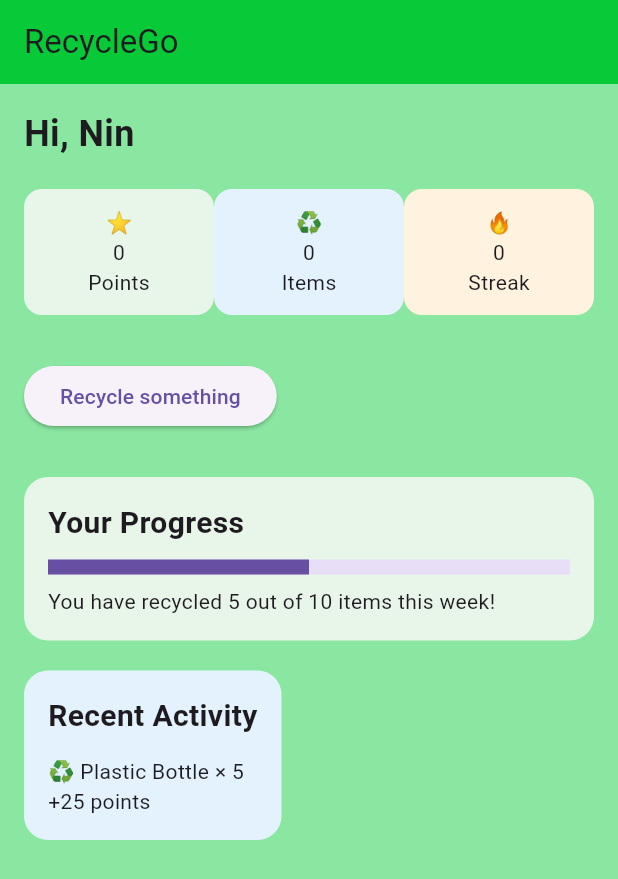
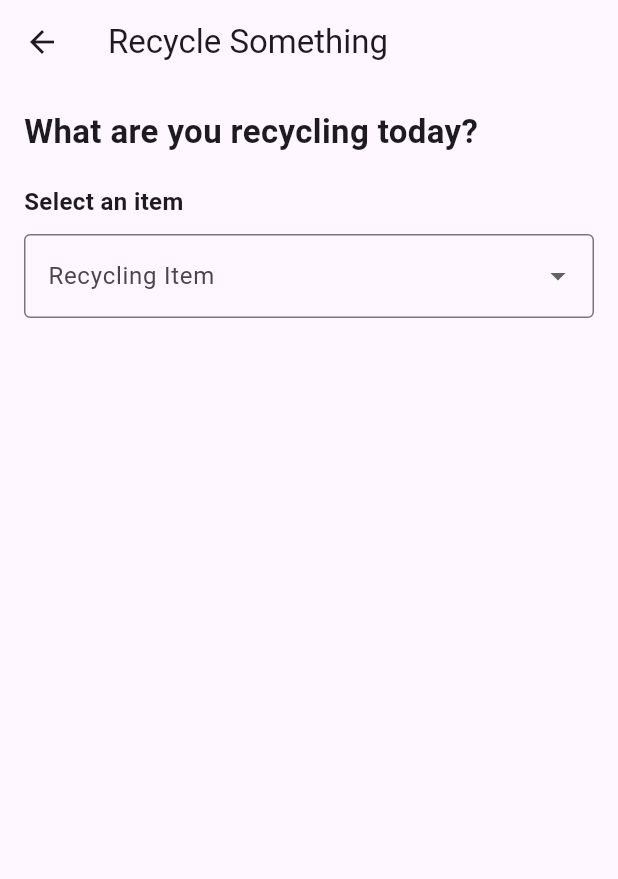
Before and after one commit to Nia-may/RecycleGo_App, a Flutter app: the screen it shows after launch, after a tap on "Recycle something", on a phone screen of 412 x 824 dp. Shown: the top 879 px of the screen. Run offline on Flutter 3.47's test engine with Material 3 defaults, Android fonts, the phone set to English and light mode, and no system bars.

Commit message:
Add Recycling submission page

```diff
--- a/lib/main.dart
+++ b/lib/main.dart
@@ -94,7 +94,10 @@ class HomePage extends StatelessWidget {
         const SizedBox(height:30),
         ElevatedButton(
           onPressed: () {
-            print('Recycle button pressed');
+            Navigator.push(
+              context,
+              MaterialPageRoute(builder: (context) => const RecylingPage()),
+            );
           },
           child: const Text('Recycle something'),
         ),
@@ -165,3 +168,53 @@ class HomePage extends StatelessWidget {
     );
   }
 }
+
+class RecylingPage extends StatelessWidget {
+  const RecylingPage({super.key});
+
+  @override
+  Widget build(BuildContext context) {
+    return Scaffold(
+      appBar: AppBar(
+        title: const Text('Recycle Something'),
+      ),
+      body: Padding(
+        padding: const EdgeInsets.all(16.0),
+        child: Column(
+          crossAxisAlignment: CrossAxisAlignment.start,
+          children: [
+            const Text(
+              'What are you recycling today?',
+              style: TextStyle(fontSize: 22, fontWeight: FontWeight.bold),
+            ),
+
+            const SizedBox(height: 20),
+
+            const Text(
+              'Select an item',
+              style: TextStyle(fontSize: 16, fontWeight: FontWeight.bold,),
+            ),
+
+            const SizedBox(height: 10),
+
+            DropdownButtonFormField<String>(
+              decoration: const InputDecoration(
+                border: OutlineInputBorder(),
+                labelText: 'Recycling Item',
+              ),
+              items: const [
+                DropdownMenuItem(value: 'Plastic', child: Text('Plastic'),),
+                DropdownMenuItem(value: 'Paper', child: Text('Paper'),),
+                DropdownMenuItem(value: 'Glass', child: Text('Glass'),),
+                DropdownMenuItem(value: 'Metal', child: Text('Metal'),),
+              ],
+              onChanged: (value) {
+                print(value);
+              },
+            ),
+          ],
+        ),
+      ),
+    );
+  }
+}
```
